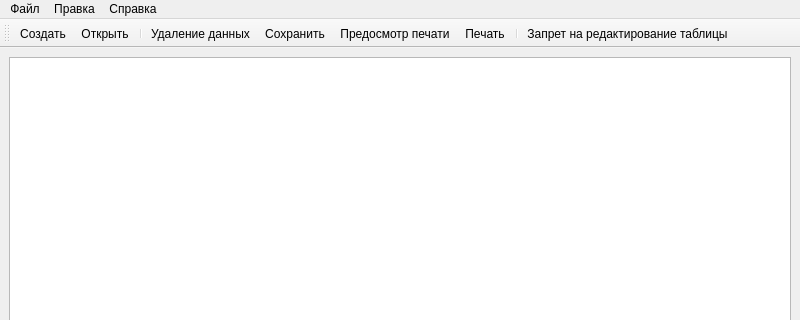
Qt form lessonview.ui (Ivanos121/lesson_konstructor) before a commit; both pictures show x 0 to 800 and y 0 to 320 of the 800 by 600 pixel window.
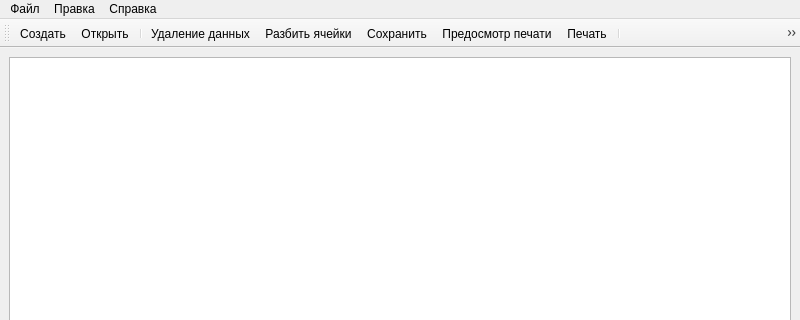
The same form after that commit. Icons and pictures are not drawn.

The edit to the form file:
```diff
--- a/lessonview.ui
+++ b/lessonview.ui
@@ -81,6 +81,7 @@
    <addaction name="lessonOpen"/>
    <addaction name="separator"/>
    <addaction name="deleteLesson"/>
+   <addaction name="medgeLesson"/>
    <addaction name="lessonSave"/>
    <addaction name="lessonPrintPreview"/>
    <addaction name="lessonPrint"/>
@@ -175,6 +176,17 @@
     <enum>QAction::MenuRole::NoRole</enum>
    </property>
   </action>
+  <action name="medgeLesson">
+   <property name="icon">
+    <iconset theme="QIcon::ThemeIcon::ViewRefresh"/>
+   </property>
+   <property name="text">
+    <string>Разбить ячейки</string>
+   </property>
+   <property name="menuRole">
+    <enum>QAction::MenuRole::NoRole</enum>
+   </property>
+  </action>
  </widget>
  <resources/>
  <connections/>
```
